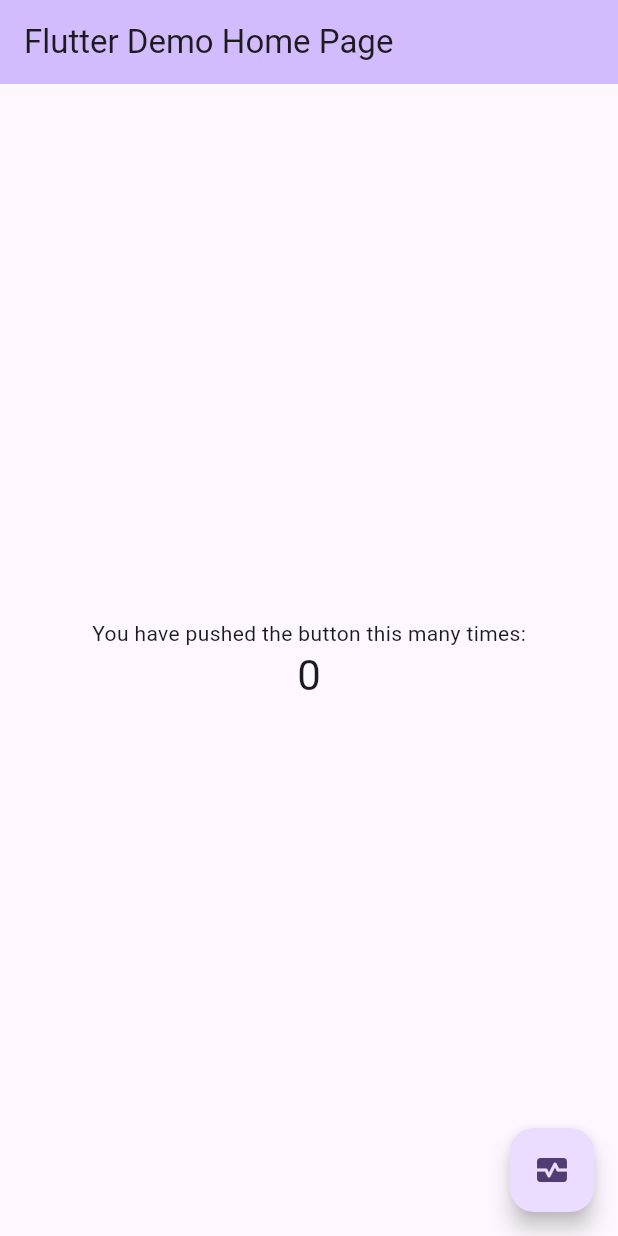
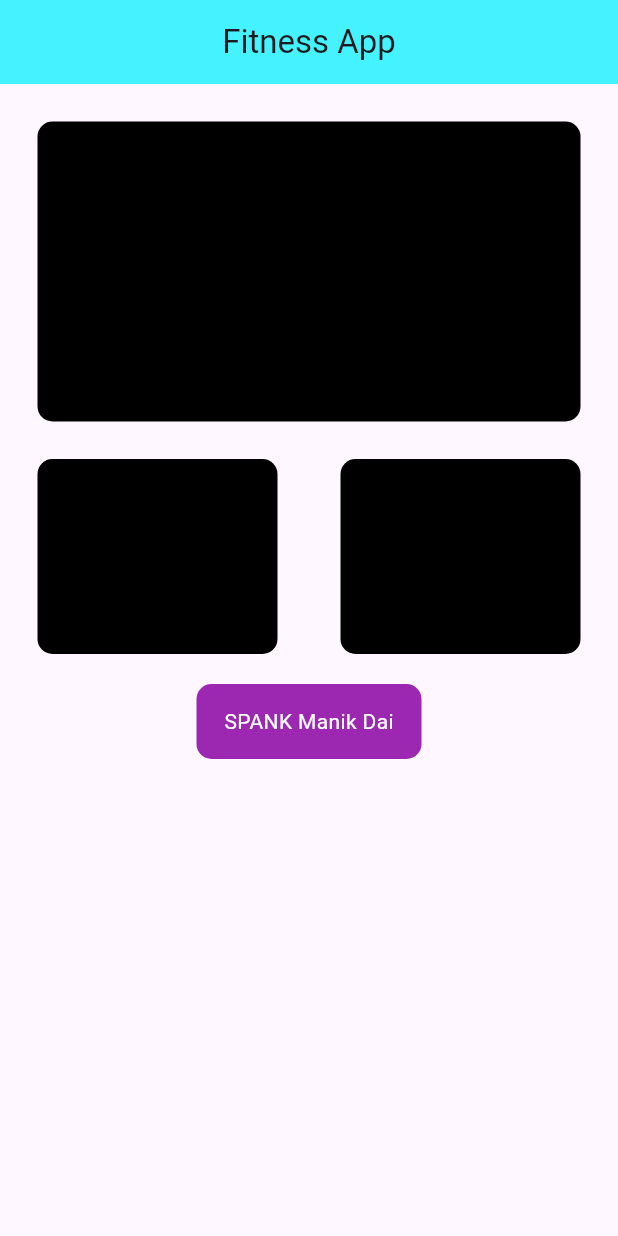
Before and after one commit to puuq/fitnessapp, a Flutter app: the screen it shows after launch, on a phone screen of 412 x 824 dp. Run offline on Flutter 3.47's test engine with Material 3 defaults, Android fonts, the phone set to English and light mode, and no system bars.

Commit message:
kalo bakxa done

```diff
--- a/lib/main.dart
+++ b/lib/main.dart
@@ -1,3 +1,4 @@
+import 'package:fitnessapp/pages/home.dart';
 import 'package:flutter/material.dart';
 
 void main() {
@@ -10,61 +11,7 @@ class MyApp extends StatelessWidget {
   // This widget is the root of your application.
   @override
   Widget build(BuildContext context) {
-    return MaterialApp(
-      title: 'Flutter Demo',
-      theme: ThemeData(
-        colorScheme: ColorScheme.fromSeed(seedColor: Colors.deepPurple),
-        useMaterial3: true,
-      ),
-      home: const MyHomePage(title: 'Flutter Demo Home Page'),
-    );
+    return const MaterialApp(
+        debugShowCheckedModeBanner: false, home: HomePage());
   }
 }
-
-class MyHomePage extends StatefulWidget {
-  const MyHomePage({super.key, required this.title});
-
-  final String title;
-
-  @override
-  State<MyHomePage> createState() => _MyHomePageState();
-}
-
-class _MyHomePageState extends State<MyHomePage> {
-  int _counter = 0;
-
-  void _incrementCounter() {
-    setState(() {
-      _counter++;
-    });
-  }
-
-  @override
-  Widget build(BuildContext context) {
-    return Scaffold(
-      appBar: AppBar(
-        backgroundColor: Theme.of(context).colorScheme.inversePrimary,
-        title: Text(widget.title),
-      ),
-      body: Center(
-        child: Column(
-          mainAxisAlignment: MainAxisAlignment.center,
-          children: <Widget>[
-            const Text(
-              'You have pushed the button this many times:',
-            ),
-            Text(
-              '$_counter',
-              style: Theme.of(context).textTheme.headlineMedium,
-            ),
-          ],
-        ),
-      ),
-      floatingActionButton: FloatingActionButton(
-        onPressed: _incrementCounter,
-        tooltip: 'Increment',
-        child: const Icon(Icons.monitor_heart),
-      ),
-    );
-  }
-}
--- /dev/null
+++ b/lib/pages/home.dart
@@ -0,0 +1,61 @@
+import 'package:flutter/material.dart';
+
+class HomePage extends StatelessWidget {
+  const HomePage({super.key});
+
+  @override
+  Widget build(BuildContext context) {
+    return Scaffold(
+      appBar: AppBar(
+        title: Text('Fitness App'),
+        backgroundColor: Color.fromARGB(255, 68, 243, 255),
+        centerTitle: true,
+      ),
+      body: Column(
+        children: [
+          Container(
+            height: 200,
+            margin: EdgeInsets.all(25),
+            decoration: BoxDecoration(
+                borderRadius: BorderRadius.circular(10), color: Colors.black),
+          ),
+          Row(
+            mainAxisAlignment: MainAxisAlignment.spaceBetween,
+            children: [
+              Container(
+                margin: EdgeInsets.only(left: 25),
+                height: 130,
+                width: 160,
+                decoration: BoxDecoration(
+                    borderRadius: BorderRadius.circular(10),
+                    color: Colors.black),
+              ),
+              Container(
+                margin: EdgeInsets.only(right: 25),
+                height: 130,
+                width: 160,
+                decoration: BoxDecoration(
+                    borderRadius: BorderRadius.circular(10),
+                    color: Colors.black),
+              ),
+            ],
+          ),
+          SizedBox(
+            height: 20,
+          ),
+          Container(
+            alignment: Alignment.center,
+            height: 50,
+            width: 150,
+            child: Text(
+              'SPANK Manik Dai',
+              style: TextStyle(color: Colors.white),
+            ),
+            decoration: BoxDecoration(
+                borderRadius: BorderRadius.circular(10), color: Colors.purple),
+          )
+        ],
+      ),
+    );
+  }
+}
```
Also changed, not shown: pubspec.yaml (+11 -11 lines).
